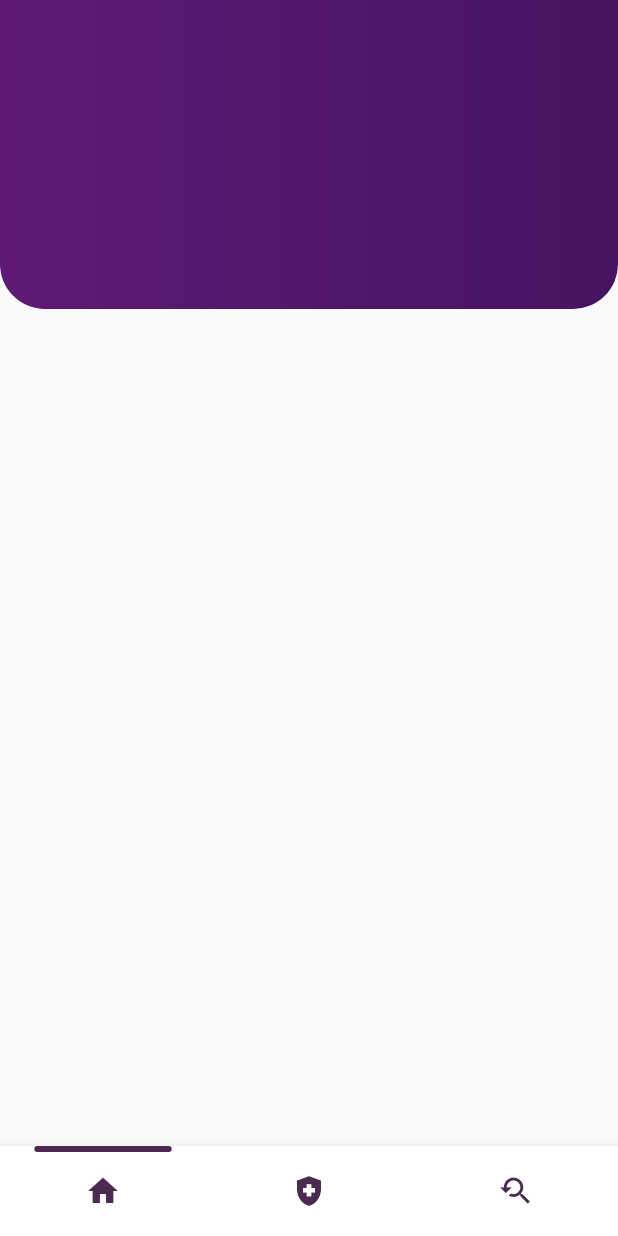
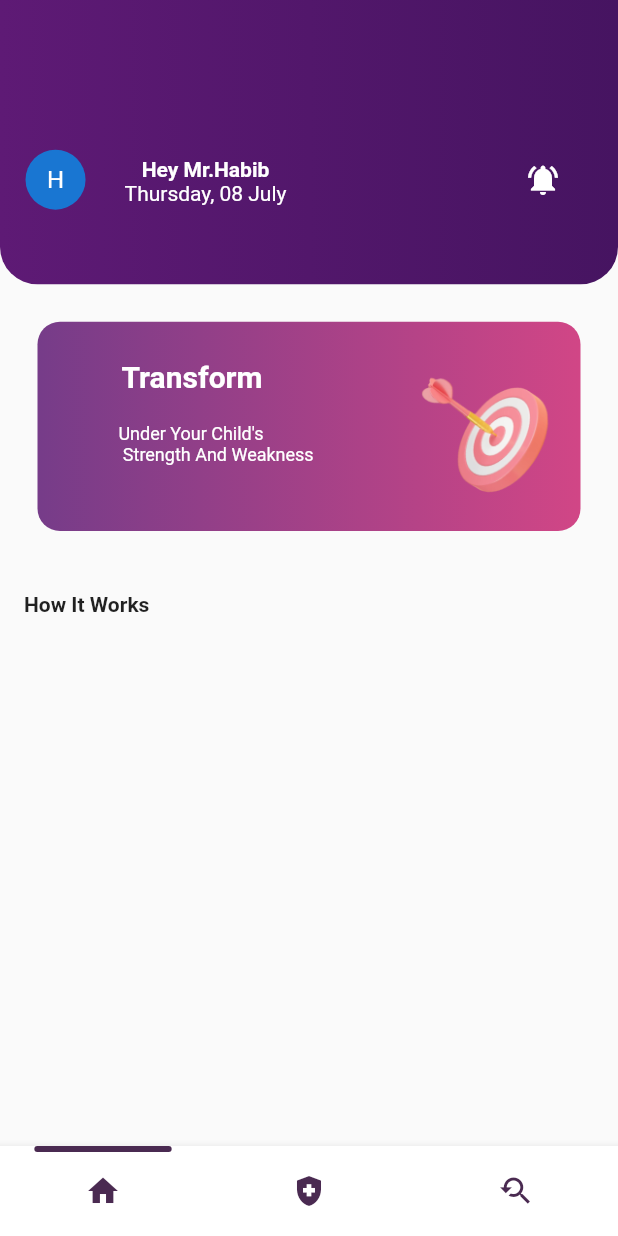
Before and after one commit to devhabib429/Flutter-Growupp-parentApp, a Flutter app: the dasboard1 screen opened directly, on a phone screen of 412 x 824 dp. Run offline on Flutter 3.47's test engine with Material 2 defaults, Android fonts, the light colour scheme and no system bars; drawn by our look-alikes of flutter_snake_navigationbar; our stand-ins replace pinput, smooth_page_indicator.

Commit message:
Dashboard1

```diff
--- a/lib/dashboard/dashboard1.dart
+++ b/lib/dashboard/dashboard1.dart
@@ -12,11 +12,12 @@ class _dasboard1State extends State<dasboard1> {
   @override
   Widget build(BuildContext context) {
     return Scaffold(
-      body: Container(
-        height: MediaQuery.of(context).size.height*.25,
-        decoration: BoxDecoration(
-          borderRadius: BorderRadius.only(bottomLeft: Radius.circular(30),bottomRight: Radius.circular(30)),
-          // color: Color.fromRGBO(70,20,97,1)
+      body: Column(
+        children: [
+          Container(
+            height: MediaQuery.of(context).size.height*.23,
+            decoration: const BoxDecoration(
+              borderRadius: BorderRadius.only(bottomLeft: Radius.circular(25),bottomRight: Radius.circular(25)),
               gradient: LinearGradient(
                 begin: Alignment.centerLeft,
                 end: Alignment.centerRight,
@@ -25,6 +26,114 @@ class _dasboard1State extends State<dasboard1> {
                   Color.fromRGBO(70,20,97,1)
                 ])
             ),
+            child: Row(
+              mainAxisAlignment: MainAxisAlignment.spaceBetween,
+              children: [
+                Container(
+                  margin: EdgeInsets.only(top: 50),
+                  height: 100,
+                  width: 200,
+                  child: Row(
+                    mainAxisAlignment: MainAxisAlignment.spaceAround,
+                    children: [
+                      Padding(
+                        padding: const EdgeInsets.all(8.0),
+                        child: CircleAvatar(
+                          child: Text("H"),
+                          ),
+                      ),
+                      Padding(
+                        padding: const EdgeInsets.only(top: 35),
+                        child: Column(
+                          children: [
+                            Text("Hey Mr.Habib",style: TextStyle(fontWeight: FontWeight.bold,color: Colors.white),),
+                            Text("Thursday, 08 July",style: TextStyle(fontWeight: FontWeight.normal,color: Colors.white),)
+                          ],
+                        ),
+                      )
+                    ],
+                  ),
+                  ),
+                Container(
+                  margin: EdgeInsets.only(top: 50),
+                  height: 100,
+                  width: 100,
+                  child: Icon(Icons.notifications_active,color: Colors.white,),
+                  )
+              ],
+            ),
+          ),
+          Container(
+            height: MediaQuery.of(context).size.height*.23,
+            width: MediaQuery.of(context).size.width,
+            // color: Colors.red,
+            child: Padding(
+              padding: const EdgeInsets.all(25.0),
+              child: Container(
+                height: 60,
+                width: 60,
+                decoration: const BoxDecoration(
+                borderRadius: BorderRadius.all(Radius.circular(15)),
+                gradient: LinearGradient(
+                begin: Alignment.centerLeft,
+                end: Alignment.centerRight,
+                colors: [
+                  Color.fromRGBO(118,60,137,1),
+                  Color.fromRGBO(209,70,134,1)
+                ])
+            ),
+            child: Row(
+              mainAxisAlignment: MainAxisAlignment.spaceBetween,
+              children: [
+                Container(
+                  height: MediaQuery.of(context).size.height,
+                  width: MediaQuery.of(context).size.width*.5,
+                  // color: Colors.green,
+                  child: Column(
+                    children: const [
+                      SizedBox(height: 25),
+                      Text("Transform",style: TextStyle(fontWeight: FontWeight.bold,color: Colors.white,fontSize: 20),),
+                      SizedBox(height: 20),
+                      Padding(
+                        padding: EdgeInsets.only(left: 32),
+                        child: Text("Under Your Child's\n Strength And Weakness",style: TextStyle(fontWeight: FontWeight.normal,color: Colors.white,fontSize: 12),),
+                      ),
+                    ],
+                  ),
+                ),
+                 Container(
+                  height: MediaQuery.of(context).size.height,
+                  width: MediaQuery.of(context).size.width*.3,
+                  decoration: const BoxDecoration(
+                    image: DecorationImage(image: AssetImage("images/arrow.png"),fit: BoxFit.cover)
+                  ),
+                )
+              ],
+            ),
+              ),
+            ),
+          ),
+          Container(
+            height: MediaQuery.of(context).size.height*.46,
+            // color: Colors.green,
+            child: Column(
+              children: [
+                Padding(
+                  padding: const EdgeInsets.all(8.0),
+                  child: Container(
+                    height: 50,
+                    width: MediaQuery.of(context).size.width,
+                    // color: Colors.yellow,
+                    child: Padding(
+                      padding: const EdgeInsets.all(8.0),
+                      child: Container(child: Text("How It Works",style: TextStyle(fontWeight: FontWeight.bold),)),
+                    ),
+                  ),
+                ),
+              ],
+            ),
+          ),
+        ],
       ),
       bottomNavigationBar: SnakeNavigationBar.color(
         backgroundColor: Colors.white,
--- a/lib/onboarding.dart
+++ b/lib/onboarding.dart
@@ -15,8 +15,7 @@ class _OnBoardingState extends State<OnBoarding> {
   @override
   Widget build(BuildContext context) {
     return Scaffold(
-        body: Stack(
-          children: [
+        body: Stack(children: [
       PageView(
         controller: _control,
         children: const [
@@ -32,7 +31,7 @@ class _OnBoardingState extends State<OnBoarding> {
             controller: _control,
             count: 3,
             effect: const WormEffect(
-              dotColor: Colors.white,
+              dotColor: Color.fromARGB(255, 112, 30, 34),
               dotHeight: 12,
               dotWidth: 12,
               offset: 12,
--- a/lib/registerlogin/signup3.dart
+++ b/lib/registerlogin/signup3.dart
@@ -121,7 +121,7 @@ class _signUp3State extends State<signUp3> {
                                   backgroundColor:
                                       Color.fromRGBO(74, 42, 81, 1),
                                   padding:
-                                      EdgeInsets.fromLTRB(120, 15, 120, 15)),
+                                      EdgeInsets.fromLTRB(100, 15, 100, 15)),
                               child: Text("Create"))
                         ],
                       )),
```
Also changed, not shown: images/arrow.png (added). Lines whose indentation alone changed are shown as unchanged.
